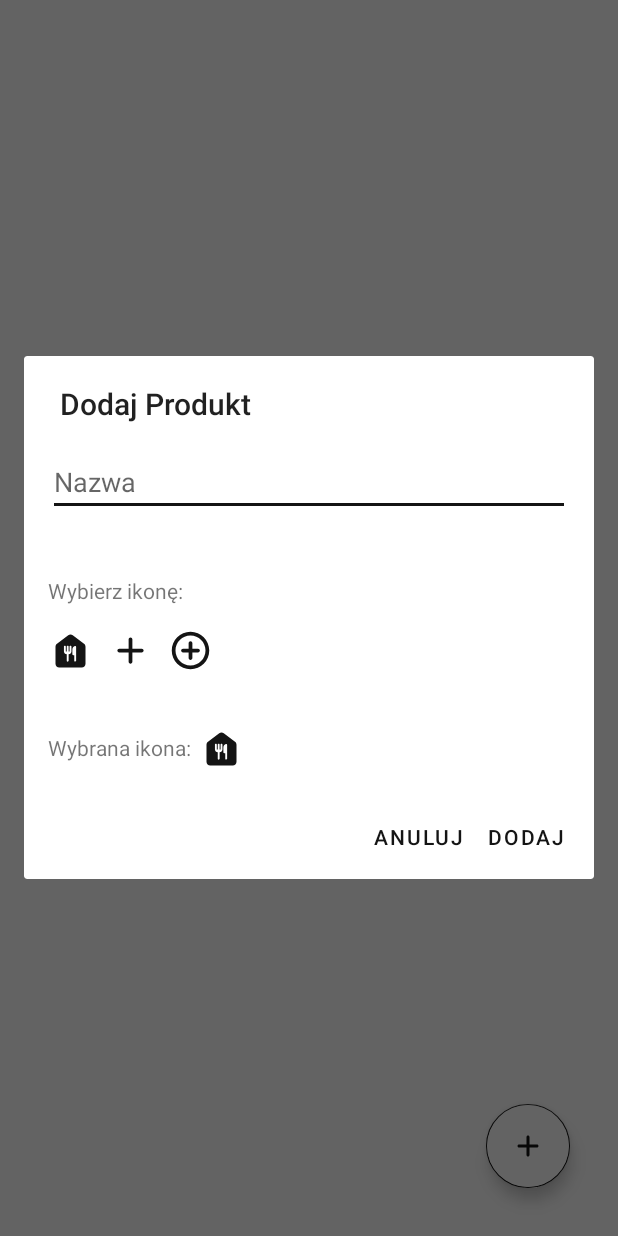
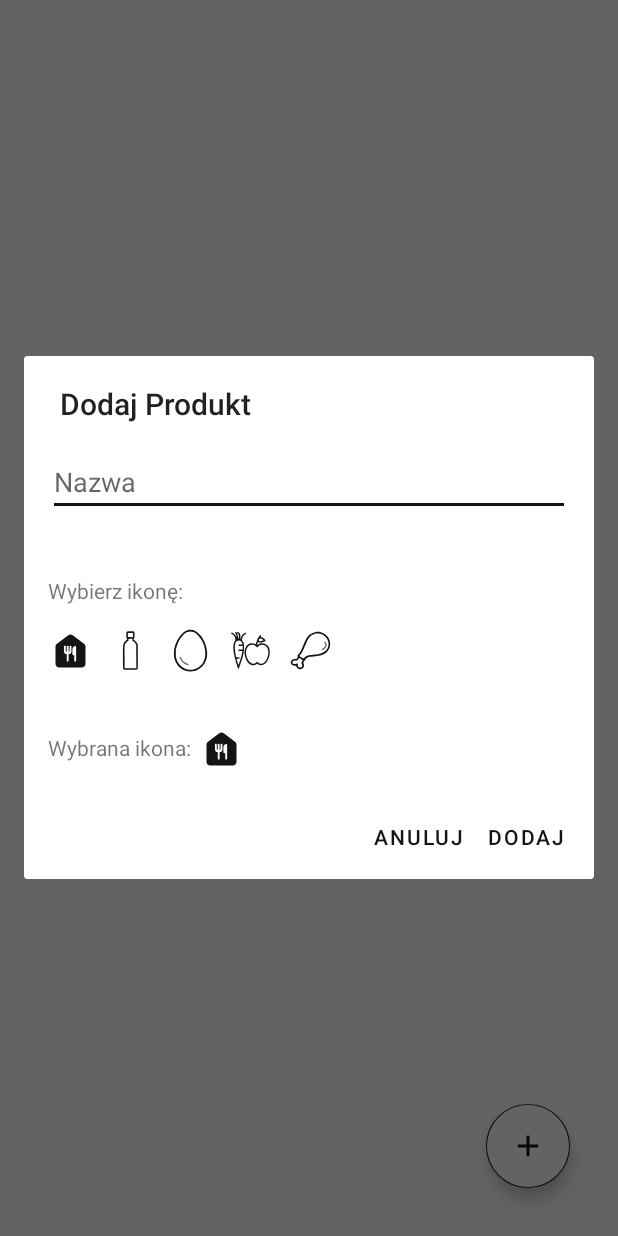
Before and after one commit to Mroxny/MyFridge, an Android app: the screen it shows after launch (MainActivity), after a tap on an icon or button, on a phone screen of 412 x 824 dp. Run offline under Robolectric (Android 15) with nearby library versions, the phone set to English and light mode, and no system bars.

Commit message:
Update 25.10.2021
- icons implementation

```diff
--- a/app/src/main/java/com/mroxny/myfridge/AddProductDialog.java
+++ b/app/src/main/java/com/mroxny/myfridge/AddProductDialog.java
@@ -9,9 +9,13 @@ import android.view.View;
 import android.widget.Button;
 import android.widget.EditText;
 import android.widget.ImageView;
+import android.widget.Toast;
 
 import androidx.appcompat.app.AlertDialog;
 import androidx.appcompat.app.AppCompatDialogFragment;
+
+import java.lang.reflect.Field;
+import java.util.ArrayList;
 
 
 public class AddProductDialog extends AppCompatDialogFragment implements View.OnClickListener {
@@ -20,6 +24,7 @@ public class AddProductDialog extends AppCompatDialogFragment implements View.On
     private int image = 0;
     private ProductDialogListener listener;
     private View view;
+    private ArrayList<Button> buttons = new ArrayList<>();
 
     @Override
     public Dialog onCreateDialog(Bundle savedInstanceState) {
@@ -65,13 +70,14 @@ public class AddProductDialog extends AppCompatDialogFragment implements View.On
     }
 
     private void setUpIcons(){
-        Button b1 = (Button) view.findViewById(R.id.icon1);
-        b1.setOnClickListener(this);
-        Button b2 = (Button) view.findViewById(R.id.icon2);
-        b2.setOnClickListener(this);
-        Button b3 = (Button) view.findViewById(R.id.icon3);
-        b3.setOnClickListener(this);
-
+        int buttonsNum = 5;
+        for(int i = 1;i<=buttonsNum; i++){
+            String name = "icon"+i;
+            int resId = getResId(name, R.id.class);
+            Button b = (Button) view.findViewById(resId);
+            buttons.add(b);
+            buttons.get(i-1).setOnClickListener(this);
+        }
     }
 
     @Override
@@ -82,12 +88,19 @@ public class AddProductDialog extends AppCompatDialogFragment implements View.On
                 icon = R.drawable.ic_round_default_icon;
                 break;
             case R.id.icon2:
-                icon = R.drawable.ic_round_add;
+                icon = R.drawable.ic_bottle;
                 break;
             case R.id.icon3:
-                icon = R.drawable.ic_round_add_product;
+                icon = R.drawable.ic_egg;
+                break;
+            case R.id.icon4:
+                icon = R.drawable.ic_wege;
+                break;
+            case R.id.icon5:
+                icon = R.drawable.ic_chicken;
                 break;
         }
+
         image = icon;
         setTempIcon(icon);
     }
@@ -112,4 +125,14 @@ public class AddProductDialog extends AppCompatDialogFragment implements View.On
     public interface ProductDialogListener {
         void applyTexts(String name, int icon);
     }
+    public static int getResId(String resName, Class<?> c) {
+
+        try {
+            Field idField = c.getDeclaredField(resName);
+            return idField.getInt(idField);
+        } catch (Exception e) {
+            e.printStackTrace();
+            return -1;
+        }
+    }
 }
--- /dev/null
+++ b/app/src/main/res/drawable/ic_bottle.xml
@@ -0,0 +1,5 @@
+<vector android:height="24dp" android:viewportHeight="256"
+    android:viewportWidth="256" android:width="24dp" xmlns:android="http://schemas.android.com/apk/res/android">
+    <path android:fillColor="?attr/colorPrimary"
+        android:pathData="M108.9,20.5c-4.3,2.3 -5.1,5.9 -4.7,20.8 0.2,11.1 0.6,13.8 2.1,15.4 1.1,1.3 1.7,3.5 1.7,6.4 -0.1,4.1 -0.4,4.6 -4.5,7.2 -8.8,5.6 -15.5,16.6 -17.4,28.7 -0.7,4 -1.1,30 -1.1,67.8 0,65.8 0,66 5.1,69.6 2.1,1.4 6.6,1.6 37.2,1.6 39.2,-0 39.8,-0.1 41.8,-7 0.7,-2.3 0.9,-26.2 0.7,-69.5l-0.3,-66 -2.3,-5.8c-3,-7.2 -8.5,-14.3 -15.1,-19.1 -4.5,-3.4 -5.1,-4.2 -5.1,-7.4 0,-2.1 0.9,-5.1 2,-6.7 1.7,-2.6 2,-4.7 2,-17.1l0,-14.2 -2.9,-3.1 -2.9,-3.1 -16.9,-0c-12.5,0.1 -17.5,0.4 -19.4,1.5zM142,40l0,12.1 -14.2,-0.3 -14.3,-0.3 -0.3,-11.8 -0.3,-11.7 14.6,-0 14.5,-0 0,12zM139,67.2l0,6.3 4.1,1.9c5.6,2.7 11.6,9.1 14.8,15.6l2.6,5.5 0.3,66.3 0.3,66.2 -33.3,-0.2 -33.3,-0.3 -0.2,-64c-0.2,-62.8 -0.1,-64.1 1.9,-70.4 2.6,-7.5 9.3,-15.5 16.1,-18.9 4.4,-2.2 4.5,-2.2 4,-6.7 -0.9,-7.4 -0.8,-7.5 11.7,-7.5l11,-0 0,6.2z" android:strokeColor="#00000000"/>
+</vector>
--- /dev/null
+++ b/app/src/main/res/drawable/ic_chicken.xml
@@ -0,0 +1,7 @@
+<vector android:height="24dp" android:viewportHeight="256"
+    android:viewportWidth="256" android:width="24dp" xmlns:android="http://schemas.android.com/apk/res/android">
+    <path android:fillColor="?attr/colorPrimary"
+        android:pathData="M159.5,22.1c-14,2.1 -26.5,7.8 -37.2,16.8 -13.5,11.4 -22.4,26.4 -35.2,59.6 -11.8,30.8 -15.7,38 -26.7,49.8 -6.4,6.8 -7.4,9 -5.3,12.9 1.6,2.9 0.5,5.7 -4,10.6l-4,4.2 -7.8,-0c-6.8,-0 -8.5,0.4 -13,3 -11.1,6.4 -14.4,19.2 -7.1,27.6 4.9,5.6 10.1,7.8 18.4,7.9l7.1,-0 2.8,5.2c6,11.6 13.4,16.2 23.5,14.8 6.5,-0.9 14.4,-5.7 17.7,-10.7 3.7,-5.5 3.8,-13.3 0.3,-20.4l-2.5,-5 3.2,-5.4c9.7,-16.8 13.9,-21.6 22.7,-25.6 6.4,-2.9 14,-4.1 33.2,-5.4 32.4,-2.1 58.6,-10.4 73.2,-23.1 25.1,-21.9 28.3,-59.5 7.6,-88.5 -8.4,-11.8 -25.1,-23.2 -39.4,-26.8 -7.6,-1.9 -20.4,-2.6 -27.5,-1.5zM183.4,33c21.3,5.4 38.4,21.2 44.4,41 8.8,29.1 -2.6,53.5 -31.3,67.1 -14.5,6.8 -30,9.9 -65.5,12.8 -19.2,1.6 -28.2,5.2 -36.7,14.5l-5,5.5 -8.8,-5c-4.8,-2.7 -10.3,-6 -12.1,-7.4l-3.4,-2.6 4.4,-5.3c10.4,-12.8 16.5,-24.5 28.1,-53.6 4.2,-10.7 9.9,-23.8 12.6,-29 16.1,-31.5 43.4,-45.7 73.3,-38zM73.7,176.2c5.2,2.9 9.8,5.9 10,6.5 0.3,0.7 -1.3,4 -3.6,7.3 -4.7,6.9 -5,9.5 -1.6,14.6 6.7,9.8 2.5,19 -9.3,20.2 -4.6,0.4 -5.3,0.2 -8.7,-3 -3.3,-3 -3.8,-4.1 -4.2,-8.9 -0.9,-11.6 -2.4,-13.1 -9.8,-9.8 -5.9,2.6 -14.7,2.3 -18.8,-0.6 -2.5,-1.8 -2.7,-2.5 -2.4,-6.3 0.8,-8.1 6.1,-11.2 19.1,-11.2l8.5,-0 5.2,-7c2.8,-3.9 5.4,-7 5.6,-7 0.2,-0 4.7,2.4 10,5.2z" android:strokeColor="#00000000"/>
+    <path android:fillColor="?attr/colorControlNormal"
+        android:pathData="M206.7,77.7c-1.3,1.3 -0.7,4.2 2.3,9.8 3.4,6.4 3.7,9.9 1.5,15.2 -2.6,6.1 -6,9.8 -12.3,13.1 -6.4,3.4 -7.8,5.2 -6.2,8.3 1.4,2.5 3.6,2.4 9.8,-0.7 6.5,-3.2 14.5,-11.9 16.6,-18 3.1,-9.1 1.2,-20 -4.6,-26.2 -2.1,-2.1 -5.7,-2.9 -7.1,-1.5z" android:strokeColor="#00000000"/>
+</vector>
--- /dev/null
+++ b/app/src/main/res/drawable/ic_egg.xml
@@ -0,0 +1,7 @@
+<vector android:height="24dp" android:viewportHeight="256"
+    android:viewportWidth="256" android:width="24dp" xmlns:android="http://schemas.android.com/apk/res/android">
+    <path android:fillColor="?attr/colorPrimary"
+        android:pathData="M117.9,9.9c-15.3,2.9 -35.6,17.2 -48,34.1 -2.7,3.6 -5.9,7.8 -7.2,9.5 -5,6.4 -15.8,27.5 -19.3,38 -7.9,23.2 -9.9,34 -9.9,54.5 0,15.3 0.2,16.6 4.6,33.3 2.3,8.5 12.4,27.3 18.8,34.9 9.9,11.8 24,21.9 38.6,27.7 15.8,6.2 37.1,7.5 54.3,3.3 5.2,-1.3 10.1,-2.7 11,-3.2 1,-0.4 4.6,-2.3 8.2,-4.1 22.2,-11 39.3,-31.1 48.7,-57.4 3,-8.4 5.3,-23.6 5.3,-34.8 -0.1,-27.2 -7.8,-54.1 -24,-83.2 -3.3,-5.9 -4.2,-7.2 -13.3,-19.2 -10.3,-13.4 -25.3,-25.3 -38.9,-30.7 -7.4,-2.9 -20.8,-4.1 -28.9,-2.7zM143.5,22.5c3.9,1.5 9.5,4.3 12.5,6.3 5.5,3.6 17.6,15.1 21.7,20.7 1.2,1.7 3.9,5.2 5.9,7.9 14.8,20 28,57.1 28.7,80.9 0.5,17.2 -0.6,26.7 -4.8,39 -10.3,30.5 -30.8,50.1 -61,58.3 -6.7,1.8 -30.3,1.8 -37,-0 -29.8,-8.1 -50.9,-28.4 -61.2,-58.9l-3.8,-11.2 0,-21 0,-21 3.8,-13.4c3.6,-12.3 8.2,-24.7 12.6,-33.1 4.5,-8.6 8.5,-15.6 9.7,-16.7 0.6,-0.7 2.3,-2.9 3.5,-5 7.4,-12 25.4,-28 36,-31.9 13.7,-5.1 21.6,-5.3 33.4,-0.9z" android:strokeColor="#00000000"/>
+    <path android:fillColor="?attr/colorControlNormal"
+        android:pathData="M64,164.1c0,2.7 10.2,21.2 13.6,24.6 0.7,0.8 1.9,2.2 2.6,3.1 2.7,3.6 13.6,12.1 19.9,15.6 5.3,2.9 7.6,3.6 12.2,3.6 5.2,-0 5.7,-0.2 5.7,-2.1 0,-2.5 -2.6,-4.8 -5.5,-4.9 -2.6,-0 -14.1,-6.7 -20.1,-11.6 -6,-5 -12.3,-13.2 -16.9,-22.2 -3.6,-7.1 -3.7,-7.2 -7.6,-7.2 -2.1,-0 -3.9,0.5 -3.9,1.1z" android:strokeColor="#00000000"/>
+</vector>
--- /dev/null
+++ b/app/src/main/res/drawable/ic_wege.xml
@@ -0,0 +1,7 @@
+<vector android:height="24dp" android:viewportHeight="256"
+    android:viewportWidth="256" android:width="24dp" xmlns:android="http://schemas.android.com/apk/res/android">
+    <path android:fillColor="?attr/colorPrimary"
+        android:pathData="M41.6,23.5c-1.4,1.5 -1.4,1.9 0,5.3 4.4,10 6.2,15.3 6.8,19.8l0.7,4.9 -2.6,-5.5c-3.7,-7.6 -8.9,-13.6 -15.8,-18.1 -6.6,-4.3 -10.1,-4.9 -11.7,-2 -1.5,2.8 -0.3,4.9 3.9,6.8 5.2,2.5 13.8,11.4 16.2,17 1.2,2.6 2.4,7.7 2.6,11.3 0.5,6.2 0.3,6.8 -3.1,11.8 -11.8,17.6 -10.9,50.8 2.8,104.5 4.1,16 16.2,54.7 17.1,54.7 2.2,-0 18.7,-46.2 25.4,-71 5.7,-21.3 7.5,-33.8 7.6,-52.5 0,-16.1 -0.2,-18.7 -2.3,-24.5 -1.2,-3.6 -4,-8.9 -6.3,-11.9l-4.1,-5.4 1.1,-5.9c2.1,-12 7,-19.3 18.2,-26.9 4.6,-3.1 5.9,-4.6 5.7,-6.1 -0.9,-6.2 -9.5,-3.2 -19.6,6.8 -6.8,6.8 -10.2,13.1 -12.2,22.7 -0.6,3.1 -1.5,5.5 -1.8,5.3 -0.4,-0.2 -0.5,-3.7 -0.1,-7.8 1.5,-18.5 -0.4,-26.1 -8.3,-31.8 -5,-3.6 -8.5,-3.9 -9.7,-0.8 -1.1,3.1 -0.5,4.4 3.5,6.7 2,1.2 4.1,3.6 4.9,5.6 2.5,5.8 1.7,25.5 -1,25.5 -0.8,-0 -1.4,-2.7 -1.9,-8 -0.7,-8.8 -4.3,-21.2 -7.9,-27.5 -2.5,-4.4 -5.5,-5.5 -8.1,-3zM71.5,74.4c5,3.3 10.3,12.6 10.5,18.3 0,2.2 -0.2,2.2 -8.9,1.8 -10.5,-0.6 -14.1,0.4 -14.1,3.9 0,3.7 2.7,4.6 14.5,4.6l10.6,-0 -0.2,7.5c-0.3,13.2 0.3,12.4 -10.3,12.2 -11.4,-0.3 -14.6,0.5 -14.6,3.6 0,4.1 1.8,4.7 12.7,4.7l10.4,-0 -0.7,3.7c-3,17.3 -9.6,41.7 -17.1,62.8 -4.9,13.9 -4.7,13.7 -7.1,6.4 -2.9,-8.7 -8.2,-27 -8.2,-28 0,-0.4 3.7,-0.9 8.1,-1.1 6.5,-0.2 8.4,-0.7 9.3,-2.1 0.8,-1.2 0.8,-2.2 0,-3.5 -0.9,-1.3 -3,-1.8 -10.5,-2.2l-9.4,-0.5 -1.7,-8.5c-6.5,-32.2 -7.6,-59.1 -2.8,-71.4 5.6,-14.7 17.9,-19.8 29.5,-12.2z" android:strokeColor="#00000000"/>
+    <path android:fillColor="?attr/colorPrimary"
+        android:pathData="M179.4,43.7c-6.6,6.9 -20.4,39.1 -20.4,47.4 0,1.6 -0.6,1.6 -6.1,-1.1 -7.7,-3.6 -14.9,-4.6 -22.5,-3 -14.1,3 -24.3,10.8 -30.3,23.3 -5.1,10.7 -6.5,19 -5.8,33.1 1.5,28.2 16.3,55.8 35.1,65.3 10,5.1 22.3,4 32.4,-2.8l4.3,-2.9 4,3c16.1,11.6 36.4,6.2 50.4,-13.5 11.3,-15.8 16.8,-33.5 16.9,-54 0,-14 -1.3,-20.2 -6.1,-29.9 -7.4,-14.7 -27.4,-24.9 -42.9,-21.7 -6.1,1.2 -14.5,5 -18,8.2 -2.7,2.6 -3.4,2.4 -3.4,-0.9 0,-2.8 2.5,-13 3.4,-13.9 0.2,-0.2 1.5,0.2 2.8,1.1 3.5,2.3 9.9,2.9 16.4,1.6 6.4,-1.3 24.4,-9.3 24.4,-10.8 0,-1.6 -7.5,-10.6 -11.6,-14 -4.7,-3.9 -11.5,-7.2 -14.9,-7.2 -2.8,-0 -3.2,-1.2 -1,-3 2.8,-2.4 1.2,-8 -2.3,-8 -0.7,-0 -2.9,1.6 -4.8,3.7zM191.5,60.9c2.2,1 5.5,3.5 7.4,5.4l3.4,3.6 -3.9,1.6c-6.5,2.7 -14.7,4.6 -17.7,3.9 -1.5,-0.3 -3.5,-1.6 -4.3,-2.9 -2.2,-3.4 -0.3,-9 4,-11.6 3.9,-2.4 6,-2.4 11.1,-0zM150.2,97.8c2.6,1.3 7.2,4.8 10.2,7.8l5.5,5.5 5.6,-5.5c7.2,-7.2 12.3,-9.8 20.7,-10.4 15.2,-1.1 28.2,7.5 33.7,22.2 8.3,22.1 1.2,55.8 -15.7,74.6 -12.3,13.8 -26.8,15.2 -39.6,3.9l-4.6,-4 -4.9,4.1c-9.4,8 -19.2,9.5 -28.8,4.6 -19.7,-10.1 -34.2,-47.2 -28.9,-73.6 3.4,-16.5 11.2,-26.4 24.1,-30.7 6.1,-1.9 17.1,-1.2 22.7,1.5z" android:strokeColor="#00000000"/>
+</vector>
--- a/app/src/main/res/layout/add_product_layout.xml
+++ b/app/src/main/res/layout/add_product_layout.xml
@@ -43,13 +43,27 @@
                 android:layout_width="30dp"
                 android:layout_height="30dp"
                 android:layout_marginRight="10dp"
-                android:background="@drawable/ic_round_add" />
+                android:background="@drawable/ic_bottle" />
             <Button
                 android:id="@+id/icon3"
                 android:layout_width="30dp"
                 android:layout_height="30dp"
                 android:layout_marginRight="10dp"
-                android:background="@drawable/ic_round_add_product"
+                android:background="@drawable/ic_egg"
+                android:theme="@style/Button" />
+            <Button
+                android:id="@+id/icon4"
+                android:layout_width="30dp"
+                android:layout_height="30dp"
+                android:layout_marginRight="10dp"
+                android:background="@drawable/ic_wege"
+                android:theme="@style/Button" />
+            <Button
+                android:id="@+id/icon5"
+                android:layout_width="30dp"
+                android:layout_height="30dp"
+                android:layout_marginRight="10dp"
+                android:background="@drawable/ic_chicken"
                 android:theme="@style/Button" />
 
         </LinearLayout>
```
Also changed, not shown: app/src/main/java/com/mroxny/myfridge/MainActivity.java (+7 -0 lines), app/src/main/java/com/mroxny/myfridge/ProductAdapter.java (+12 -4 lines), app/src/main/res/drawable/ic_fridge_icon.xml (+4 -4 lines), 2 other files.
